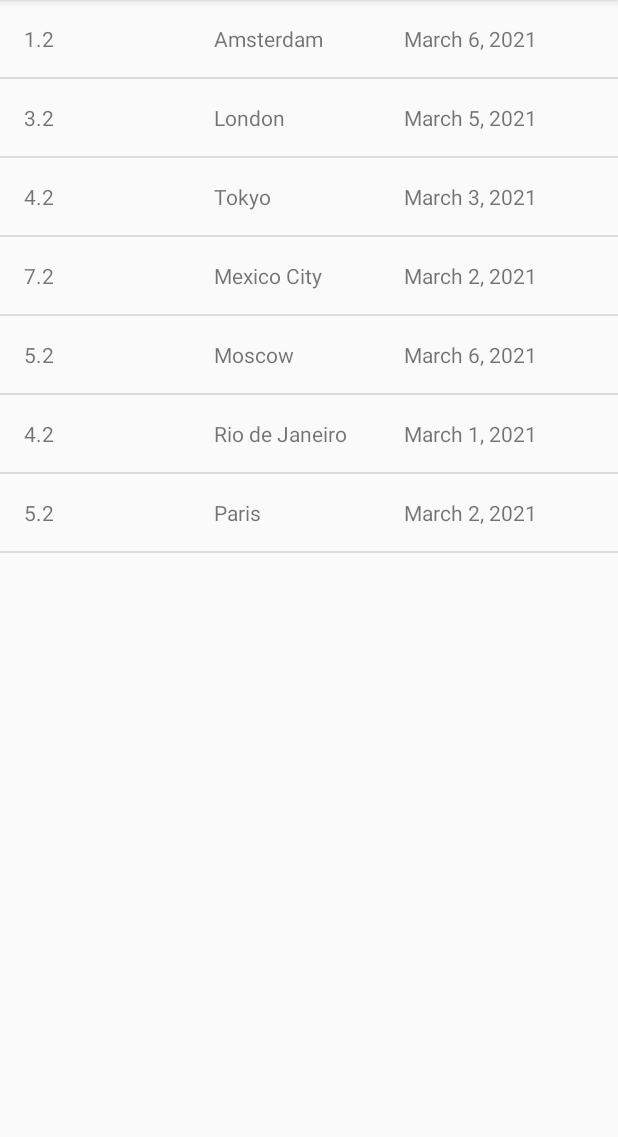
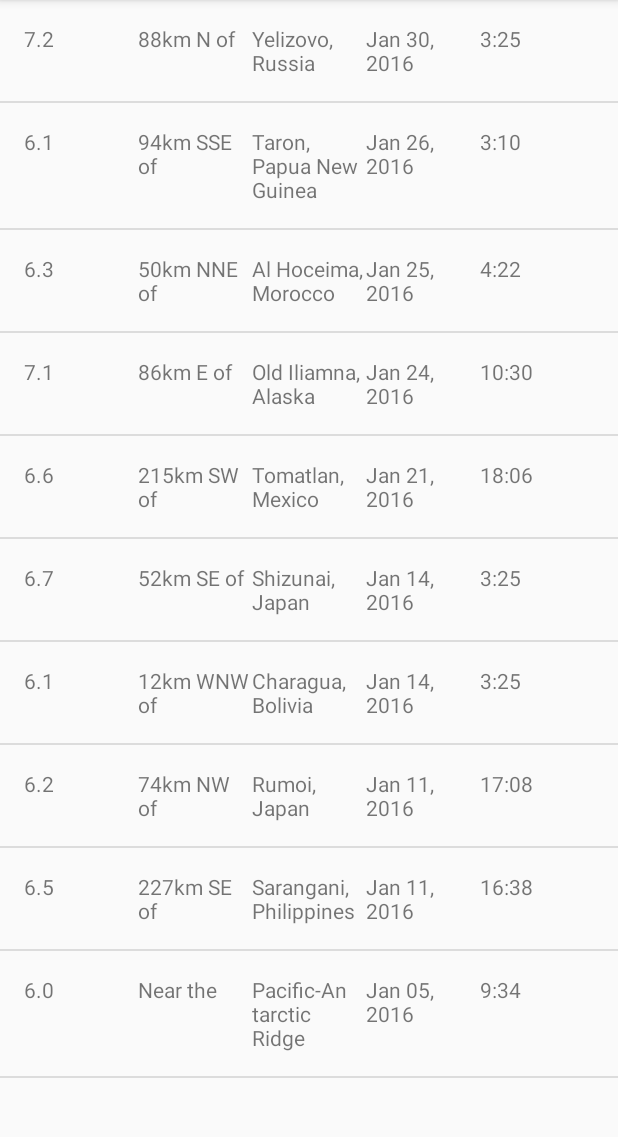
Before and after one commit to stefanluiken/earthquake-reporting, an Android app: the screen it shows after launch (EarthquakeActivity), on a phone screen of 412 x 824 dp, the part 84-1221 px from its top. Run offline under Robolectric (Android 15) with nearby library versions, the phone set to English and light mode, and no system bars.

Commit message:
Improved processing within EarthquakeAdapter.java

```diff
--- a/app/src/main/java/com/example/android/quakereport/Earthquake.java
+++ b/app/src/main/java/com/example/android/quakereport/Earthquake.java
@@ -2,17 +2,17 @@ package com.example.android.quakereport;
 
 public class Earthquake {
 
-    private String magnitude;
+    private double magnitude;
     private String location;
-    private String date;
+    private long timeInMilliseconds;
 
-    public Earthquake(String magnitude, String location, String date) {
+    public Earthquake(double magnitude, String location, long timeInMilliseconds) {
         this.magnitude = magnitude;
         this.location = location;
-        this.date = date;
+        this.timeInMilliseconds = timeInMilliseconds;
     }
 
-    public String getMagnitude() {
+    public double getMagnitude() {
         return magnitude;
     }
 
@@ -20,7 +20,7 @@ public class Earthquake {
         return location;
     }
 
-    public String getDate() {
-        return date;
+    public long getTimeInMilliseconds() {
+        return timeInMilliseconds;
     }
 }
--- a/app/src/main/java/com/example/android/quakereport/EarthquakeActivity.java
+++ b/app/src/main/java/com/example/android/quakereport/EarthquakeActivity.java
@@ -30,14 +30,7 @@ public class EarthquakeActivity extends AppCompatActivity {
         setContentView(R.layout.earthquake_activity);
 
         // Create a fake list of earthquake locations.
-        ArrayList<Earthquake> earthquakes = new ArrayList<>();
-        earthquakes.add(new Earthquake("1.2", "Amsterdam", "March 6, 2021"));
-        earthquakes.add(new Earthquake("3.2", "London", "March 5, 2021"));
-        earthquakes.add(new Earthquake("4.2", "Tokyo", "March 3, 2021"));
-        earthquakes.add(new Earthquake("7.2", "Mexico City", "March 2, 2021"));
-        earthquakes.add(new Earthquake("5.2", "Moscow", "March 6, 2021"));
-        earthquakes.add(new Earthquake("4.2", "Rio de Janeiro", "March 1, 2021"));
-        earthquakes.add(new Earthquake("5.2", "Paris", "March 2, 2021"));
+        ArrayList<Earthquake> earthquakes = QueryUtils.extractEarthquakes();
 
         // Find a reference to the {@link ListView} in the layout
         ListView earthquakeListView = (ListView) findViewById(R.id.list);
--- a/app/src/main/java/com/example/android/quakereport/EarthquakeAdapter.java
+++ b/app/src/main/java/com/example/android/quakereport/EarthquakeAdapter.java
@@ -8,9 +8,17 @@ import android.view.ViewGroup;
 import android.widget.ArrayAdapter;
 import android.widget.TextView;
 
+import java.text.DecimalFormat;
+import java.text.SimpleDateFormat;
+import java.util.Date;
 import java.util.List;
 
 public class EarthquakeAdapter extends ArrayAdapter<Earthquake> {
+
+    // global variables
+    private static final String LOCATION_SEPARATOR = " of ";
+    String primaryLocation;
+    String locationOffset;
 
 
     /**
@@ -52,25 +60,71 @@ public class EarthquakeAdapter extends ArrayAdapter<Earthquake> {
 
         // Find the TextView in the list_item.xml layout with the ID version_name
         TextView magnitudeView = (TextView) listItemView.findViewById(R.id.magnitude);
-        // Get the version name from the current AndroidFlavor object and
-        // set this text on the name TextView
-        magnitudeView.setText(currentEarthquake.getMagnitude());
 
-        // Find the TextView in the list_item.xml layout with the ID version_number
-        TextView locationView = (TextView) listItemView.findViewById(R.id.location);
-        // Get the version number from the current AndroidFlavor object and
-        // set this text on the number TextView
-        locationView.setText(currentEarthquake.getLocation());
+        String formattedMagnitude = formatMagnitude(currentEarthquake.getMagnitude());
+        // Display the magnitude of the current earthquake in that TextView
+        magnitudeView.setText(formattedMagnitude);
+
+        String originalLocation = currentEarthquake.getLocation();
+
+        if (originalLocation.contains(LOCATION_SEPARATOR)) {
+            String[] parts = originalLocation.split(LOCATION_SEPARATOR);
+            locationOffset = parts[0] + LOCATION_SEPARATOR;
+            primaryLocation = parts[1];
+        } else {
+            locationOffset = getContext().getString(R.string.near_the);
+            primaryLocation = originalLocation;
+        }
+
+        TextView primaryLocationView = (TextView) listItemView.findViewById(R.id.primary_location);
+        primaryLocationView.setText(primaryLocation);
+
+        TextView locationOffsetView = (TextView) listItemView.findViewById(R.id.location_offset);
+        locationOffsetView.setText(locationOffset);
+
+        // Create a new Date object from the time in milliseconds of the earthquake
+        Date dateObject = new Date(currentEarthquake.getTimeInMilliseconds());
 
         // Find the TextView in the list_item.xml layout with the ID version_number
         TextView dateView = (TextView) listItemView.findViewById(R.id.date);
+
+        String formattedDate = formatDate(dateObject);
+
         // Get the version number from the current AndroidFlavor object and
         // set this text on the number TextView
-        dateView.setText(currentEarthquake.getDate());
+        dateView.setText(formattedDate);
+
+        // Find the TextView with view ID time
+        TextView timeView = (TextView) listItemView.findViewById(R.id.time);
+        // Format the time string (i.e. "4:30PM")
+        String formattedTime = formatTime(dateObject);
+        // Display the time of the current earthquake in that TextView
+        timeView.setText(formattedTime);
 
         // Return the whole list item layout
         // so that it can be shown in the ListView
         return listItemView;
     }
 
+    /**
+     * Return the formatted date string (i.e. "Mar 3, 1984") from a Date object.
+     */
+    private String formatDate(Date dateObject) {
+        SimpleDateFormat dateFormat = new SimpleDateFormat("LLL dd, yyyy");
+        return dateFormat.format(dateObject);
+    }
+
+    /**
+     * Return the formatted date string (i.e. "4:30 PM") from a Date object.
+     */
+    private String formatTime(Date dateObject) {
+        SimpleDateFormat timeFormat = new SimpleDateFormat("k:mm");
+        return timeFormat.format(dateObject);
+    }
+
+    private String formatMagnitude(double magnitude) {
+        DecimalFormat magnitudeFormat = new DecimalFormat("0.0");
+        return magnitudeFormat.format(magnitude);
+    }
+
 }
--- /dev/null
+++ b/app/src/main/java/com/example/android/quakereport/QueryUtils.java
@@ -0,0 +1,75 @@
+package com.example.android.quakereport;
+
+import android.util.Log;
+
+import org.json.JSONArray;
+import org.json.JSONException;
+import org.json.JSONObject;
+
+import java.util.ArrayList;
+
+/**
+ * Helper methods related to requesting and receiving earthquake data from USGS.
+ */
+public final class QueryUtils {
+
+    /** Sample JSON response for a USGS query */
+    private static final String SAMPLE_JSON_RESPONSE = "{\"type\":\"FeatureCollection\",\"metadata\":{\"generated\":1462295443000,\"url\":\"http://earthquake.usgs.gov/fdsnws/event/1/query?format=geojson&starttime=2016-01-01&endtime=2016-01-31&minmag=6&limit=10\",\"title\":\"USGS Earthquakes\",\"status\":200,\"api\":\"1.5.2\",\"limit\":10,\"offset\":1,\"count\":10},\"features\":[{\"type\":\"Feature\",\"properties\":{\"mag\":7.2,\"place\":\"88km N of Yelizovo, Russia\",\"time\":1454124312220,\"updated\":1460674294040,\"tz\":720,\"url\":\"http://earthquake.usgs.gov/earthquakes/eventpage/us20004vvx\",\"detail\":\"http://earthquake.usgs.gov/fdsnws/event/1/query?eventid=us20004vvx&format=geojson\",\"felt\":2,\"cdi\":3.4,\"mmi\":5.82,\"alert\":\"green\",\"status\":\"reviewed\",\"tsunami\":1,\"sig\":798,\"net\":\"us\",\"code\":\"20004vvx\",\"ids\":\",at00o1qxho,pt16030050,us20004vvx,gcmt20160130032510,\",\"sources\":\",at,pt,us,gcmt,\",\"types\":\",cap,dyfi,finite-fault,general-link,general-text,geoserve,impact-link,impact-text,losspager,moment-tensor,nearby-cities,origin,phase-data,shakemap,tectonic-summary,\",\"nst\":null,\"dmin\":0.958,\"rms\":1.19,\"gap\":17,\"magType\":\"mww\",\"type\":\"earthquake\",\"title\":\"M 7.2 - 88km N of Yelizovo, Russia\"},\"geometry\":{\"type\":\"Point\",\"coordinates\":[158.5463,53.9776,177]},\"id\":\"us20004vvx\"},\n" +
+            "{\"type\":\"Feature\",\"properties\":{\"mag\":6.1,\"place\":\"94km SSE of Taron, Papua New Guinea\",\"time\":1453777820750,\"updated\":1460156775040,\"tz\":600,\"url\":\"http://earthquake.usgs.gov/earthquakes/eventpage/us20004uks\",\"detail\":\"http://earthquake.usgs.gov/fdsnws/event/1/query?eventid=us20004uks&format=geojson\",\"felt\":null,\"cdi\":null,\"mmi\":4.1,\"alert\":\"green\",\"status\":\"reviewed\",\"tsunami\":1,\"sig\":572,\"net\":\"us\",\"code\":\"20004uks\",\"ids\":\",us20004uks,gcmt20160126031023,\",\"sources\":\",us,gcmt,\",\"types\":\",cap,geoserve,losspager,moment-tensor,nearby-cities,origin,phase-data,shakemap,tectonic-summary,\",\"nst\":null,\"dmin\":1.537,\"rms\":0.74,\"gap\":25,\"magType\":\"mww\",\"type\":\"earthquake\",\"title\":\"M 6.1 - 94km SSE of Taron, Papua New Guinea\"},\"geometry\":{\"type\":\"Point\",\"coordinates\":[153.2454,-5.2952,26]},\"id\":\"us20004uks\"},\n" +
+            "{\"type\":\"Feature\",\"properties\":{\"mag\":6.3,\"place\":\"50km NNE of Al Hoceima, Morocco\",\"time\":1453695722730,\"updated\":1460156773040,\"tz\":0,\"url\":\"http://earthquake.usgs.gov/earthquakes/eventpage/us10004gy9\",\"detail\":\"http://earthquake.usgs.gov/fdsnws/event/1/query?eventid=us10004gy9&format=geojson\",\"felt\":117,\"cdi\":7.2,\"mmi\":5.28,\"alert\":\"green\",\"status\":\"reviewed\",\"tsunami\":0,\"sig\":695,\"net\":\"us\",\"code\":\"10004gy9\",\"ids\":\",us10004gy9,gcmt20160125042203,\",\"sources\":\",us,gcmt,\",\"types\":\",cap,dyfi,geoserve,impact-text,losspager,moment-tensor,nearby-cities,origin,phase-data,shakemap,tectonic-summary,\",\"nst\":null,\"dmin\":2.201,\"rms\":0.92,\"gap\":20,\"magType\":\"mww\",\"type\":\"earthquake\",\"title\":\"M 6.3 - 50km NNE of Al Hoceima, Morocco\"},\"geometry\":{\"type\":\"Point\",\"coordinates\":[-3.6818,35.6493,12]},\"id\":\"us10004gy9\"},\n" +
+            "{\"type\":\"Feature\",\"properties\":{\"mag\":7.1,\"place\":\"86km E of Old Iliamna, Alaska\",\"time\":1453631430230,\"updated\":1460156770040,\"tz\":-540,\"url\":\"http://earthquake.usgs.gov/earthquakes/eventpage/us10004gqp\",\"detail\":\"http://earthquake.usgs.gov/fdsnws/event/1/query?eventid=us10004gqp&format=geojson\",\"felt\":1816,\"cdi\":7.2,\"mmi\":6.6,\"alert\":\"green\",\"status\":\"reviewed\",\"tsunami\":1,\"sig\":1496,\"net\":\"us\",\"code\":\"10004gqp\",\"ids\":\",at00o1gd6r,us10004gqp,ak12496371,gcmt20160124103030,\",\"sources\":\",at,us,ak,gcmt,\",\"types\":\",cap,dyfi,finite-fault,general-link,general-text,geoserve,impact-link,impact-text,losspager,moment-tensor,nearby-cities,origin,phase-data,shakemap,tectonic-summary,trump-origin,\",\"nst\":null,\"dmin\":0.72,\"rms\":2.11,\"gap\":19,\"magType\":\"mww\",\"type\":\"earthquake\",\"title\":\"M 7.1 - 86km E of Old Iliamna, Alaska\"},\"geometry\":{\"type\":\"Point\",\"coordinates\":[-153.4051,59.6363,129]},\"id\":\"us10004gqp\"},\n" +
+            "{\"type\":\"Feature\",\"properties\":{\"mag\":6.6,\"place\":\"215km SW of Tomatlan, Mexico\",\"time\":1453399617650,\"updated\":1459963829040,\"tz\":-420,\"url\":\"http://earthquake.usgs.gov/earthquakes/eventpage/us10004g4l\",\"detail\":\"http://earthquake.usgs.gov/fdsnws/event/1/query?eventid=us10004g4l&format=geojson\",\"felt\":11,\"cdi\":2.7,\"mmi\":3.92,\"alert\":\"green\",\"status\":\"reviewed\",\"tsunami\":1,\"sig\":673,\"net\":\"us\",\"code\":\"10004g4l\",\"ids\":\",at00o1bebo,pt16021050,us10004g4l,gcmt20160121180659,\",\"sources\":\",at,pt,us,gcmt,\",\"types\":\",cap,dyfi,geoserve,impact-link,impact-text,losspager,moment-tensor,nearby-cities,origin,phase-data,shakemap,tectonic-summary,\",\"nst\":null,\"dmin\":2.413,\"rms\":0.98,\"gap\":74,\"magType\":\"mww\",\"type\":\"earthquake\",\"title\":\"M 6.6 - 215km SW of Tomatlan, Mexico\"},\"geometry\":{\"type\":\"Point\",\"coordinates\":[-106.9337,18.8239,10]},\"id\":\"us10004g4l\"},\n" +
+            "{\"type\":\"Feature\",\"properties\":{\"mag\":6.7,\"place\":\"52km SE of Shizunai, Japan\",\"time\":1452741933640,\"updated\":1459304879040,\"tz\":540,\"url\":\"http://earthquake.usgs.gov/earthquakes/eventpage/us10004ebx\",\"detail\":\"http://earthquake.usgs.gov/fdsnws/event/1/query?eventid=us10004ebx&format=geojson\",\"felt\":51,\"cdi\":5.8,\"mmi\":6.45,\"alert\":\"green\",\"status\":\"reviewed\",\"tsunami\":1,\"sig\":720,\"net\":\"us\",\"code\":\"10004ebx\",\"ids\":\",us10004ebx,pt16014050,at00o0xauk,gcmt20160114032534,\",\"sources\":\",us,pt,at,gcmt,\",\"types\":\",associate,cap,dyfi,geoserve,impact-link,impact-text,losspager,moment-tensor,nearby-cities,origin,phase-data,shakemap,\",\"nst\":null,\"dmin\":0.281,\"rms\":0.98,\"gap\":22,\"magType\":\"mww\",\"type\":\"earthquake\",\"title\":\"M 6.7 - 52km SE of Shizunai, Japan\"},\"geometry\":{\"type\":\"Point\",\"coordinates\":[142.781,41.9723,46]},\"id\":\"us10004ebx\"},\n" +
+            "{\"type\":\"Feature\",\"properties\":{\"mag\":6.1,\"place\":\"12km WNW of Charagua, Bolivia\",\"time\":1452741928270,\"updated\":1459304879040,\"tz\":-240,\"url\":\"http://earthquake.usgs.gov/earthquakes/eventpage/us10004ebw\",\"detail\":\"http://earthquake.usgs.gov/fdsnws/event/1/query?eventid=us10004ebw&format=geojson\",\"felt\":3,\"cdi\":2.2,\"mmi\":2.21,\"alert\":\"green\",\"status\":\"reviewed\",\"tsunami\":0,\"sig\":573,\"net\":\"us\",\"code\":\"10004ebw\",\"ids\":\",us10004ebw,gcmt20160114032528,\",\"sources\":\",us,gcmt,\",\"types\":\",cap,dyfi,geoserve,impact-text,losspager,moment-tensor,nearby-cities,origin,phase-data,shakemap,tectonic-summary,\",\"nst\":null,\"dmin\":5.492,\"rms\":1.04,\"gap\":16,\"magType\":\"mww\",\"type\":\"earthquake\",\"title\":\"M 6.1 - 12km WNW of Charagua, Bolivia\"},\"geometry\":{\"type\":\"Point\",\"coordinates\":[-63.3288,-19.7597,582.56]},\"id\":\"us10004ebw\"},\n" +
+            "{\"type\":\"Feature\",\"properties\":{\"mag\":6.2,\"place\":\"74km NW of Rumoi, Japan\",\"time\":1452532083920,\"updated\":1459304875040,\"tz\":540,\"url\":\"http://earthquake.usgs.gov/earthquakes/eventpage/us10004djn\",\"detail\":\"http://earthquake.usgs.gov/fdsnws/event/1/query?eventid=us10004djn&format=geojson\",\"felt\":8,\"cdi\":3.4,\"mmi\":3.74,\"alert\":\"green\",\"status\":\"reviewed\",\"tsunami\":0,\"sig\":594,\"net\":\"us\",\"code\":\"10004djn\",\"ids\":\",us10004djn,gcmt20160111170803,\",\"sources\":\",us,gcmt,\",\"types\":\",cap,dyfi,geoserve,impact-text,losspager,moment-tensor,nearby-cities,origin,phase-data,shakemap,tectonic-summary,\",\"nst\":null,\"dmin\":1.139,\"rms\":0.96,\"gap\":33,\"magType\":\"mww\",\"type\":\"earthquake\",\"title\":\"M 6.2 - 74km NW of Rumoi, Japan\"},\"geometry\":{\"type\":\"Point\",\"coordinates\":[141.0867,44.4761,238.81]},\"id\":\"us10004djn\"},\n" +
+            "{\"type\":\"Feature\",\"properties\":{\"mag\":6.5,\"place\":\"227km SE of Sarangani, Philippines\",\"time\":1452530285900,\"updated\":1459304874040,\"tz\":480,\"url\":\"http://earthquake.usgs.gov/earthquakes/eventpage/us10004dj5\",\"detail\":\"http://earthquake.usgs.gov/fdsnws/event/1/query?eventid=us10004dj5&format=geojson\",\"felt\":1,\"cdi\":2.7,\"mmi\":7.5,\"alert\":\"green\",\"status\":\"reviewed\",\"tsunami\":1,\"sig\":650,\"net\":\"us\",\"code\":\"10004dj5\",\"ids\":\",at00o0srjp,pt16011050,us10004dj5,gcmt20160111163807,\",\"sources\":\",at,pt,us,gcmt,\",\"types\":\",cap,dyfi,geoserve,impact-link,impact-text,losspager,moment-tensor,nearby-cities,origin,phase-data,shakemap,tectonic-summary,\",\"nst\":null,\"dmin\":3.144,\"rms\":0.72,\"gap\":22,\"magType\":\"mww\",\"type\":\"earthquake\",\"title\":\"M 6.5 - 227km SE of Sarangani, Philippines\"},\"geometry\":{\"type\":\"Point\",\"coordinates\":[126.8621,3.8965,13]},\"id\":\"us10004dj5\"},\n" +
+            "{\"type\":\"Feature\",\"properties\":{\"mag\":6,\"place\":\"Pacific-Antarctic Ridge\",\"time\":1451986454620,\"updated\":1459202978040,\"tz\":-540,\"url\":\"http://earthquake.usgs.gov/earthquakes/eventpage/us10004bgk\",\"detail\":\"http://earthquake.usgs.gov/fdsnws/event/1/query?eventid=us10004bgk&format=geojson\",\"felt\":0,\"cdi\":1,\"mmi\":0,\"alert\":\"green\",\"status\":\"reviewed\",\"tsunami\":0,\"sig\":554,\"net\":\"us\",\"code\":\"10004bgk\",\"ids\":\",us10004bgk,gcmt20160105093415,\",\"sources\":\",us,gcmt,\",\"types\":\",cap,dyfi,geoserve,losspager,moment-tensor,nearby-cities,origin,phase-data,shakemap,\",\"nst\":null,\"dmin\":30.75,\"rms\":0.67,\"gap\":71,\"magType\":\"mww\",\"type\":\"earthquake\",\"title\":\"M 6.0 - Pacific-Antarctic Ridge\"},\"geometry\":{\"type\":\"Point\",\"coordinates\":[-136.2603,-54.2906,10]},\"id\":\"us10004bgk\"}],\"bbox\":[-153.4051,-54.2906,10,158.5463,59.6363,582.56]}";
+
+    /**
+     * Create a private constructor because no one should ever create a {@link QueryUtils} object.
+     * This class is only meant to hold static variables and methods, which can be accessed
+     * directly from the class name QueryUtils (and an object instance of QueryUtils is not needed).
+     */
+    private QueryUtils() {
+    }
+
+    /**
+     * Return a list of {@link Earthquake} objects that has been built up from
+     * parsing a JSON response.
+     */
+    public static ArrayList<Earthquake> extractEarthquakes() {
+
+        // Create an empty ArrayList that we can start adding earthquakes to
+        ArrayList<Earthquake> earthquakes = new ArrayList<>();
+
+        // Try to parse the SAMPLE_JSON_RESPONSE. If there's a problem with the way the JSON
+        // is formatted, a JSONException exception object will be thrown.
+        // Catch the exception so the app doesn't crash, and print the error message to the logs.
+        try {
+
+            JSONObject baseJsonResponse = new JSONObject(SAMPLE_JSON_RESPONSE);
+            JSONArray earthquakeArray = baseJsonResponse.getJSONArray("features");
+
+            for (int i = 0; i < earthquakeArray.length(); i++){
+                JSONObject currentEarthquake = earthquakeArray.getJSONObject(i);
+                JSONObject properties = currentEarthquake.getJSONObject("properties");
+                double magnitude = properties.getDouble("mag");
+                String location = properties.getString("place");
+                long time = properties.getLong("time");
+
+
+                earthquakes.add(new Earthquake(magnitude, location, time));
+            }
+
+        } catch (JSONException e) {
+            // If an error is thrown when executing any of the above statements in the "try" block,
+            // catch the exception here, so the app doesn't crash. Print a log message
+            // with the message from the exception.
+            Log.e("QueryUtils", "Problem parsing the earthquake JSON results", e);
+        }
+
+        // Return the list of earthquakes
+        return earthquakes;
+    }
+
+}
--- a/app/src/main/res/layout/earthquake_list_item.xml
+++ b/app/src/main/res/layout/earthquake_list_item.xml
@@ -13,11 +13,18 @@
         tools:text="8.9"/>
 
     <TextView
-        android:id="@+id/location"
+        android:id="@+id/location_offset"
         android:layout_width="0dp"
         android:layout_height="wrap_content"
         android:layout_weight="1"
-        tools:text="San Fransisco, CA"/>
+        tools:text="30km S of" />
+
+    <TextView
+        android:id="@+id/primary_location"
+        android:layout_width="0dp"
+        android:layout_height="wrap_content"
+        android:layout_weight="1"
+        tools:text="San Francisco, CA" />
 
     <TextView
         android:id="@+id/date"
@@ -26,4 +33,11 @@
         android:layout_weight="1"
         tools:text="March 6, 2021"/>
 
+    <TextView
+        android:id="@+id/time"
+        android:layout_width="0dp"
+        android:layout_height="wrap_content"
+        android:layout_weight="1"
+        tools:text="3:00 PM" />
+
 </LinearLayout>
--- a/app/src/main/res/values/strings.xml
+++ b/app/src/main/res/values/strings.xml
@@ -15,4 +15,5 @@
 -->
 <resources>
     <string name="app_name">Earthquake Reporter</string>
+    <string name="near_the">Near the</string>
 </resources>
```
